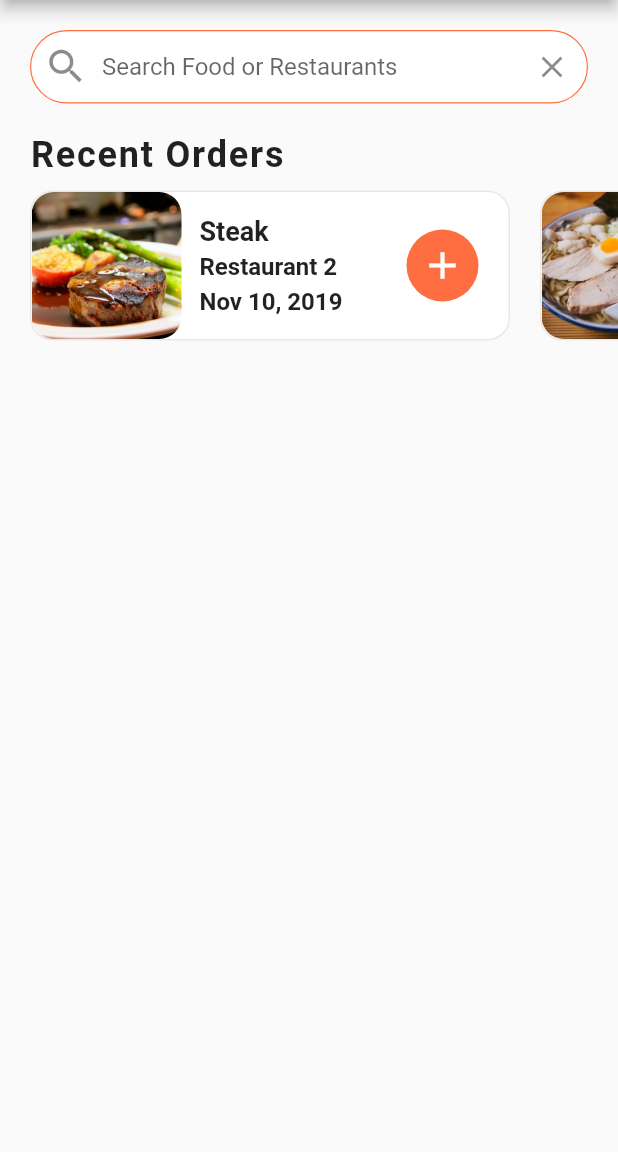
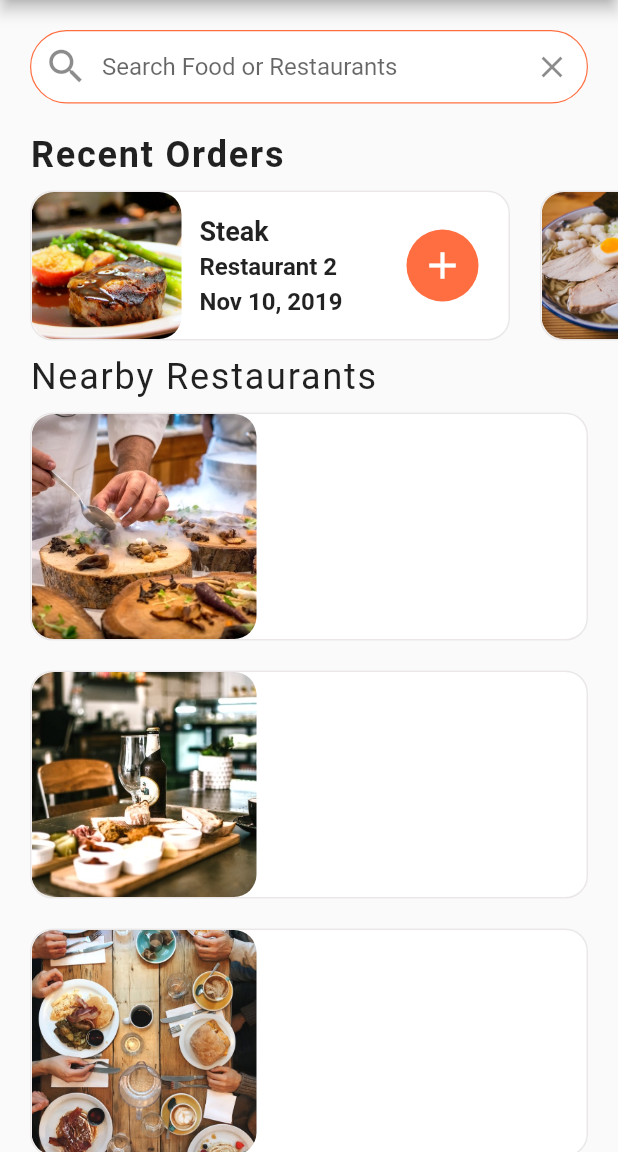
Before and after one commit to mrmezan06/food_delivery_ui, a Flutter app: the screen it shows after launch, on a phone screen of 412 x 824 dp, the part 84-1236 px from its top. Run offline on Flutter 3.47's test engine with Material 2 defaults, Android fonts, the phone set to English and light mode, and no system bars.

Commit message:
Nearby Restaurants 6:02

```diff
--- a/lib/screens/home_screen.dart
+++ b/lib/screens/home_screen.dart
@@ -1,5 +1,6 @@
 import 'package:flutter/material.dart';
 import 'package:food_delivery_ui/data/data.dart';
+import 'package:food_delivery_ui/models/restaurant.dart';
 import 'package:food_delivery_ui/widgets/recent_orders.dart';
 
 class HomeScreen extends StatefulWidget {
@@ -10,7 +11,36 @@ class HomeScreen extends StatefulWidget {
 }
 
 class _HomeScreenState extends State<HomeScreen> {
-  get onPressed => null;
+  _buildRestaurants(){
+    List<Widget> restaurantList = [];
+    restaurants.forEach((Restaurant restaurant) {
+      restaurantList.add(
+          Container(
+            margin: EdgeInsets.symmetric(horizontal: 20.0, vertical: 10.0),
+            decoration: BoxDecoration(
+              color: Colors.white,
+              borderRadius: BorderRadius.circular(15.0),
+            border: Border.all(
+              width: 1.0,
+              color: const Color.fromARGB(100, 203, 195, 195),),
+            ),
+            child: Row(children: <Widget>[
+                    ClipRRect(
+                      borderRadius: BorderRadius.circular(15.0),
+                      child: Image(
+                          height: 150.0,
+                          width: 150.0,
+                          image: AssetImage(restaurant.imageUrl),
+                          fit: BoxFit.cover,
+                      ),
+                    ),
+            ],
+            ),
+          ),
+      );
+    });
+    return Column(children: restaurantList,);
+  }
 
   @override
   Widget build(BuildContext context) {
@@ -65,6 +95,21 @@ class _HomeScreenState extends State<HomeScreen> {
             ),
           ),
           RecentOrders(),
+          Column(
+            crossAxisAlignment: CrossAxisAlignment.start,
+            children: <Widget>[
+              Padding(
+                padding: EdgeInsets.symmetric(horizontal: 20.0),
+                child: Text("Nearby Restaurants",
+                  style: TextStyle(
+                  fontSize: 24.0,
+                  letterSpacing: 1.2,
+                ),
+                ),
+              ),
+              _buildRestaurants(),
+            ],
+          ),
         ],
       ),
     );
```
